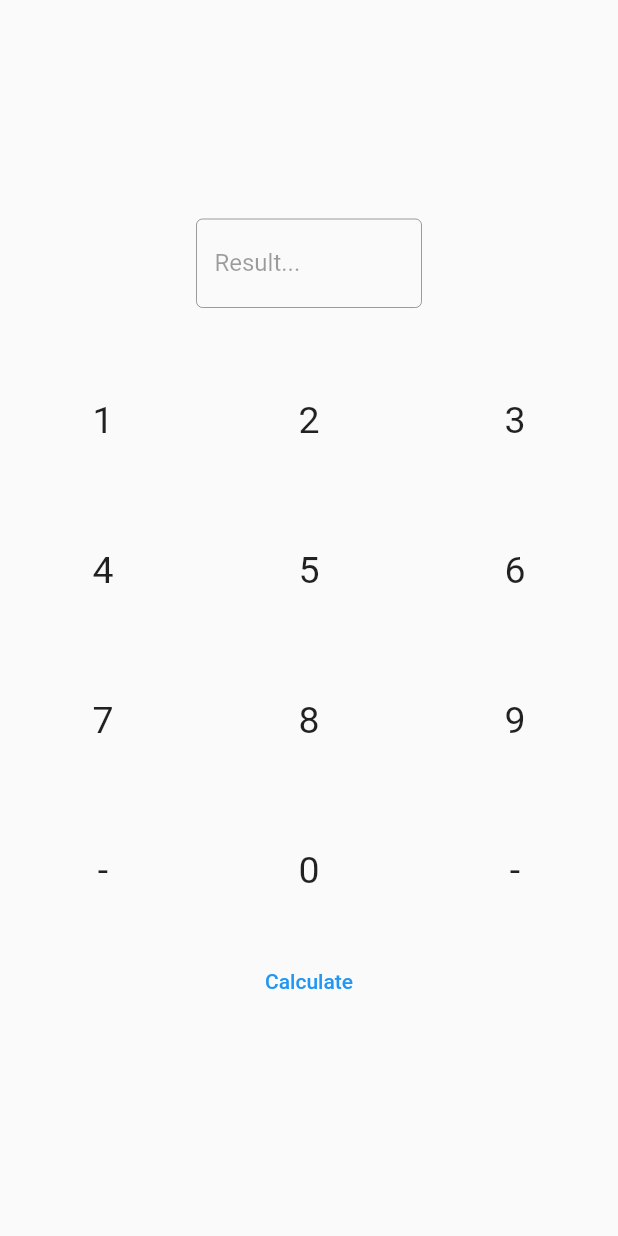
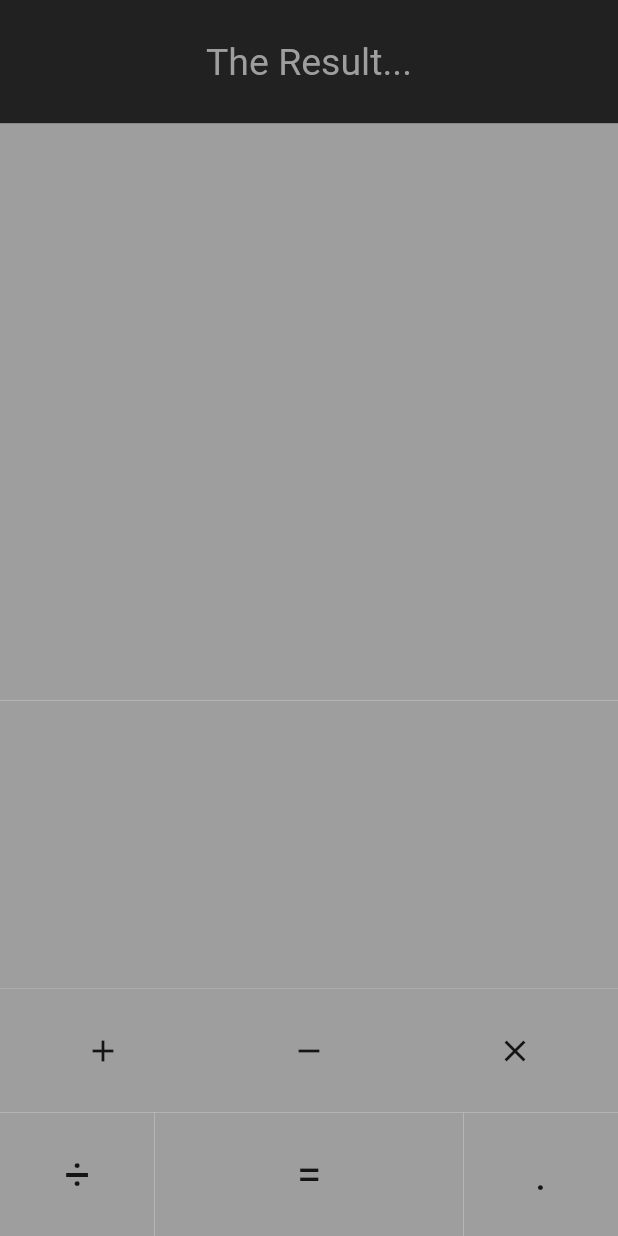
Before and after one commit to ErfiDev/flutter_calculator, a Flutter app: the screen it shows after launch, on a phone screen of 412 x 824 dp. Run offline on Flutter 3.47's test engine with Material 2 defaults, Android fonts, the phone set to English and light mode, and no system bars.

Commit message:
calculator style

```diff
--- a/lib/main.dart
+++ b/lib/main.dart
@@ -11,6 +11,7 @@ class App extends StatelessWidget {
   @override
   Widget build(BuildContext context) {
     return MaterialApp(
+      debugShowCheckedModeBanner: false,
       home: Calculator(),
     );
   }
--- /dev/null
+++ b/lib/src/buttons.dart
@@ -0,0 +1,37 @@
+import 'package:flutter/material.dart';
+
+Widget GetButtons() {
+  return Column(
+    crossAxisAlignment: CrossAxisAlignment.stretch,
+    mainAxisSize: MainAxisSize.max,
+    children: [
+      Expanded(
+        child: Row(
+          children: [
+            Expanded(child: Container(color: Colors.grey)),
+            Expanded(child: Container(color: Colors.grey)),
+            Expanded(child: Container(color: Colors.grey)),
+          ],
+        ),
+      ),
+      Expanded(
+        child: Row(
+          children: [
+            Expanded(child: Container(color: Colors.grey)),
+            Expanded(child: Container(color: Colors.grey)),
+            Expanded(child: Container(color: Colors.grey)),
+          ],
+        ),
+      ),
+      Expanded(
+        child: Row(
+          children: [
+            Expanded(child: Container(color: Colors.grey)),
+            Expanded(child: Container(color: Colors.grey)),
+            Expanded(child: Container(color: Colors.grey)),
+          ],
+        ),
+      ),
+    ],
+  );
+}
--- a/lib/src/calculator.dart
+++ b/lib/src/calculator.dart
@@ -1,4 +1,5 @@
 import 'package:flutter/material.dart';
+import 'package:flutter_calculator/src/buttons.dart';
 
 class Calculator extends StatefulWidget {
   Calculator({Key? key}) : super(key: key);
@@ -12,172 +13,110 @@ class _CalculatorState extends State<Calculator> {
   Widget build(BuildContext context) {
     return Scaffold(
       body: Column(
-        crossAxisAlignment: CrossAxisAlignment.center,
-        mainAxisAlignment: MainAxisAlignment.center,
-        mainAxisSize: MainAxisSize.max,
         children: [
-          SizedBox(width: double.infinity),
-          Container(
-            width: 150,
-            child: TextField(
-              decoration: InputDecoration(
-                border: OutlineInputBorder(),
-                labelText: 'Result...',
-                enabled: false,
+          Expanded(
+            flex: 1,
+            child: Container(
+              color: Colors.black87,
+              child: Center(
+                child: Text(
+                  'The Result...',
+                  style: TextStyle(
+                    color: Colors.grey,
+                    fontSize: 25,
                   ),
                 ),
               ),
-          SizedBox(height: 25),
-          Container(
-            width: double.infinity,
-            height: 400,
+            ),
+          ),
+          Expanded(
+            flex: 7,
+            child: GetButtons(),
+          ),
+          Expanded(
+            flex: 2,
             child: Column(
-              mainAxisSize: MainAxisSize.max,
               children: [
                 Expanded(
                   child: Row(
                     children: [
                       Expanded(
                         child: Container(
+                          color: Colors.grey,
                           child: Center(
-                          child: Text(
-                            '1',
-                            style: TextStyle(fontSize: 25),
+                            child: Icon(
+                              Icons.add,
                             ),
                           ),
                         ),
                       ),
                       Expanded(
                         child: Container(
+                          color: Colors.grey,
                           child: Center(
-                          child: Text(
-                            '2',
-                            style: TextStyle(fontSize: 25),
+                            child: Icon(
+                              Icons.remove,
                             ),
                           ),
                         ),
                       ),
                       Expanded(
                         child: Container(
+                          color: Colors.grey,
                           child: Center(
-                          child: Text(
-                            '3',
-                            style: TextStyle(fontSize: 25),
+                            child: Icon(
+                              Icons.close,
                             ),
                           ),
                         ),
                       ),
                     ],
-                )),
+                  ),
+                ),
                 Expanded(
                     child: Row(
                   children: [
                     Expanded(
                       child: Container(
+                        color: Colors.grey,
                         child: Center(
                           child: Text(
-                            '4',
-                            style: TextStyle(fontSize: 25),
+                            '÷',
+                            style: TextStyle(
+                              fontSize: 30,
+                            ),
+                          ),
+                        ),
+                      ),
+                    ),
+                    Expanded(
+                      flex: 2,
+                      child: Container(
+                        color: Colors.grey,
+                        child: Center(
+                          child: Text(
+                            '=',
+                            style: TextStyle(fontSize: 30),
                           ),
                         ),
                       ),
                     ),
                     Expanded(
                       child: Container(
+                        color: Colors.grey,
                         child: Center(
                           child: Text(
-                            '5',
-                            style: TextStyle(fontSize: 25),
-                          ),
-                        ),
-                      ),
-                    ),
-                    Expanded(
-                      child: Container(
-                        child: Center(
-                          child: Text(
-                            '6',
-                            style: TextStyle(fontSize: 25),
+                            '.',
+                            style: TextStyle(fontSize: 30),
                           ),
                         ),
                       ),
                     ),
                   ],
-                )),
-                Expanded(
-                    child: Row(
-                  children: [
-                    Expanded(
-                      child: Container(
-                        child: Center(
-                          child: Text(
-                            '7',
-                            style: TextStyle(fontSize: 25),
-                          ),
-                        ),
-                      ),
-                    ),
-                    Expanded(
-                      child: Container(
-                        child: Center(
-                          child: Text(
-                            '8',
-                            style: TextStyle(fontSize: 25),
-                          ),
-                        ),
-                      ),
-                    ),
-                    Expanded(
-                      child: Container(
-                        child: Center(
-                          child: Text(
-                            '9',
-                            style: TextStyle(fontSize: 25),
-                          ),
-                        ),
-                      ),
-                    ),
-                  ],
-                )),
-                Expanded(
-                    child: Row(
-                  children: [
-                    Expanded(
-                      child: Container(
-                        child: Center(
-                          child: Text(
-                            '-',
-                            style: TextStyle(fontSize: 25),
-                          ),
-                        ),
-                      ),
-                    ),
-                    Expanded(
-                      child: Container(
-                        child: Center(
-                          child: Text(
-                            '0',
-                            style: TextStyle(fontSize: 25),
-                          ),
-                        ),
-                      ),
-                    ),
-                    Expanded(
-                      child: Container(
-                        child: Center(
-                          child: Text(
-                            '-',
-                            style: TextStyle(fontSize: 25),
-                          ),
-                        ),
-                      ),
-                    ),
-                  ],
-                )),
+                ))
               ],
             ),
-          ),
-          TextButton(onPressed: () {}, child: Text('Calculate')),
+          )
         ],
       ),
     );
```
Lines whose indentation alone changed are shown as unchanged.
